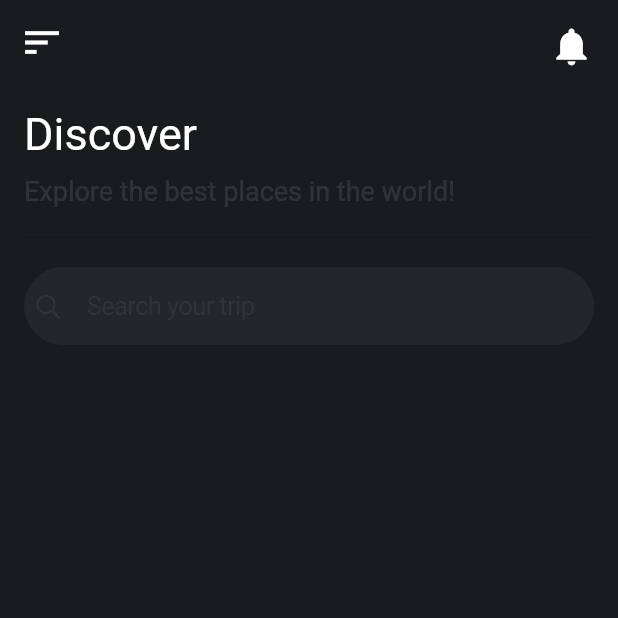
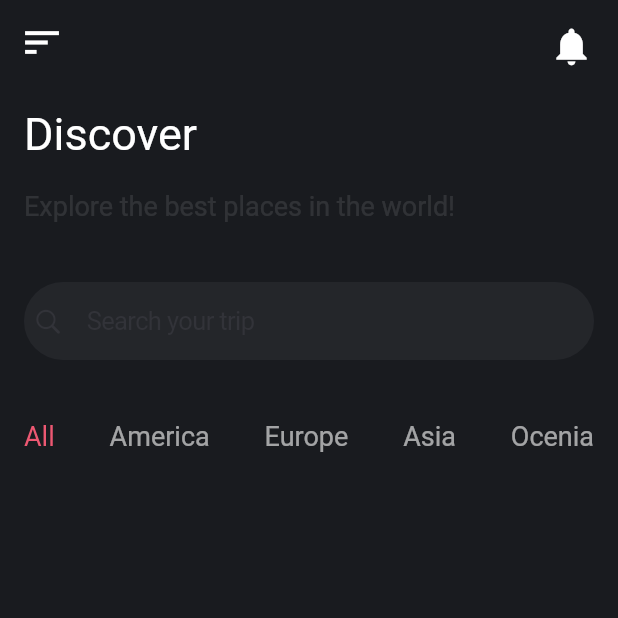
Before and after one commit to sandesh101/Travel-Pal, a Flutter app: the screen it shows after launch, on a phone screen of 412 x 824 dp, the top half of it. Run offline on Flutter 3.47's test engine with Material 2 defaults, Android fonts, the phone set to English and light mode, and no system bars.

Commit message:
Added Places

```diff
--- a/lib/homescreen.dart
+++ b/lib/homescreen.dart
@@ -1,5 +1,6 @@
 import 'package:flutter/material.dart';
 import 'package:flutter/cupertino.dart';
+import 'places.dart';
 
 class HomeScreen extends StatefulWidget {
   @override
@@ -38,23 +39,19 @@ class _HomeScreenState extends State<HomeScreen> {
                   'Discover',
                   style: TextStyle(fontSize: 30, color: Colors.white),
                 ),
-                Divider(
-                  height: 10,
-                  thickness: 0.0,
-                ),
+                SizedBox(height: 20),
                 Text(
                   'Explore the best places in the world!',
                   style: TextStyle(fontSize: 18, color: Colors.white10),
                 ),
-                Divider(
-                  height: 40,
-                  thickness: 0.0,
-                ),
+                SizedBox(height: 40),
                 CupertinoSearchTextField(
                   placeholder: 'Search your trip',
                   padding: EdgeInsets.all(16.0),
                   borderRadius: BorderRadius.circular(40),
-                )
+                ),
+                SizedBox(height: 40),
+                ImageSlider(),
               ],
             ),
           ),
--- /dev/null
+++ b/lib/places.dart
@@ -0,0 +1,52 @@
+import 'package:flutter/material.dart';
+
+class ImageSlider extends StatefulWidget {
+  @override
+  _ImageSliderState createState() => _ImageSliderState();
+}
+
+class _ImageSliderState extends State<ImageSlider> {
+  @override
+  Widget build(BuildContext context) {
+    return Row(
+      mainAxisAlignment: MainAxisAlignment.spaceBetween,
+      children: [
+        Text(
+          'All',
+          style: TextStyle(
+            color: Color(0xFFED5872),
+            fontSize: 18,
+          ),
+        ),
+        Text(
+          'America',
+          style: TextStyle(
+            color: Colors.white60,
+            fontSize: 18,
+          ),
+        ),
+        Text(
+          'Europe',
+          style: TextStyle(
+            color: Colors.white60,
+            fontSize: 18,
+          ),
+        ),
+        Text(
+          'Asia',
+          style: TextStyle(
+            color: Colors.white60,
+            fontSize: 18,
+          ),
+        ),
+        Text(
+          'Ocenia',
+          style: TextStyle(
+            color: Colors.white60,
+            fontSize: 18,
+          ),
+        ),
+      ],
+    );
+  }
+}
```
